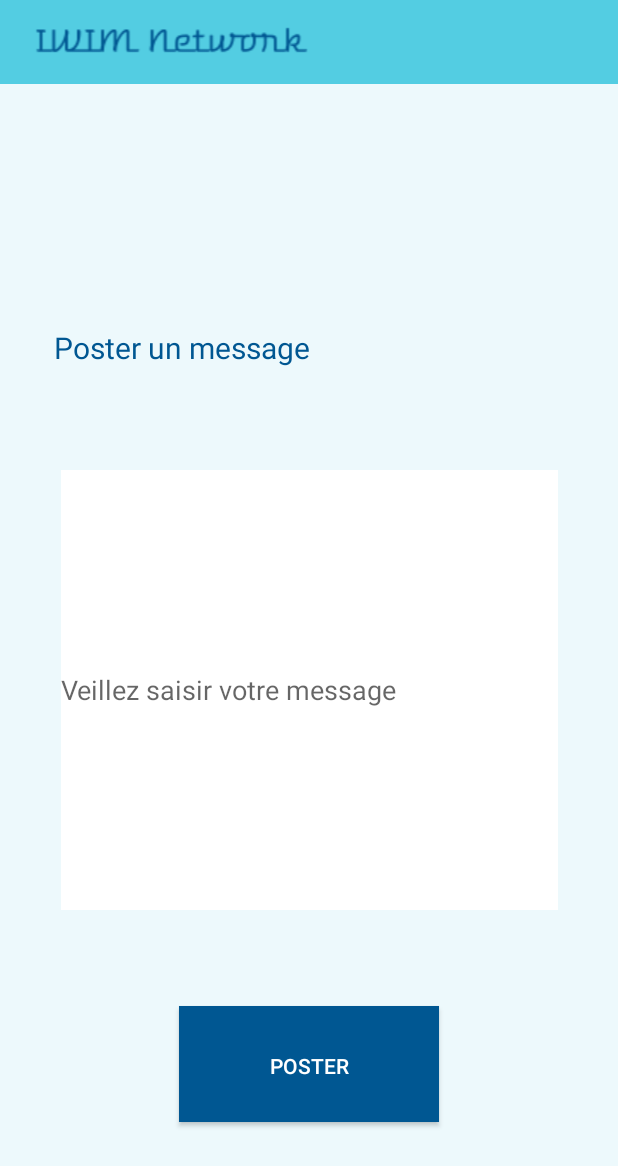
After one commit to RanyaElHadri/AndroidProject_IWIM, an Android app: the NewMsgProfActivity screen opened directly, with no data from a screen before it, on a phone screen of 412 x 824 dp. The commit adds this screen. Shown: the top 1166 px of the screen. Run offline under Robolectric (Android 15) with nearby library versions, the phone set to English and light mode, and no system bars; our stand-ins replace Firebase (no records; nobody signed in at launch, a user with empty details on screens opened directly).

Commit message:
Espace Prof : Messagerie(done)

```diff
--- a/app/src/main/AndroidManifest.xml
+++ b/app/src/main/AndroidManifest.xml
@@ -11,7 +11,8 @@
         android:roundIcon="@mipmap/ic_launcher_round"
         android:supportsRtl="true"
         android:theme="@style/AppTheme">
-        <activity android:name=".ListeMsgsActivity"></activity>
+        <activity android:name=".NewMsgProfActivity"></activity>
+        <activity android:name=".ListeMsgsActivity" />
         <activity android:name=".ListeEventsActivity" />
         <activity android:name=".NewEventActivity" />
         <activity android:name=".NewMessageActivity" />
--- /dev/null
+++ b/app/src/main/java/com/example/androidproject_iwim/NewMsgProfActivity.java
@@ -0,0 +1,70 @@
+package com.example.androidproject_iwim;
+
+import android.app.ProgressDialog;
+import android.content.Intent;
+import android.os.Bundle;
+import android.text.TextUtils;
+import android.view.View;
+import android.widget.Button;
+import android.widget.EditText;
+
+import androidx.appcompat.app.AppCompatActivity;
+
+import com.google.firebase.database.DatabaseReference;
+import com.google.firebase.database.FirebaseDatabase;
+
+import java.util.Date;
+
+public class NewMsgProfActivity extends AppCompatActivity {
+
+    private EditText mMsgText;
+    private Button mPosterBtn;
+
+    private ProgressDialog mProgress;
+
+    private DatabaseReference mDatabase;
+
+    @Override
+    protected void onCreate(Bundle savedInstanceState) {
+        super.onCreate(savedInstanceState);
+        setContentView(R.layout.activity_new_msg_prof);
+
+        mMsgText = (EditText) findViewById(R.id.msg_space);
+        mPosterBtn = (Button) findViewById(R.id.poster);
+
+        mProgress = new ProgressDialog(this);
+
+        mDatabase = FirebaseDatabase.getInstance().getReference().child("Message");
+
+        mPosterBtn.setOnClickListener(new View.OnClickListener() {
+            @Override
+            public void onClick(View v) {
+                startPosting();
+            }
+        });
+    }
+
+    private void startPosting(){
+
+        mProgress.setMessage("Création du message en cours ...");
+
+        final String text_val = mMsgText.getText().toString().trim();
+        final long date_val = new Date().getTime();
+        if (!TextUtils.isEmpty(text_val)){
+
+            mProgress.show();
+
+            DatabaseReference newMsg = mDatabase.push();
+
+            newMsg.child("textMsg").setValue(text_val);
+            newMsg.child("dateMsg").setValue(date_val);
+
+            mProgress.dismiss();
+
+            startActivity(new Intent(NewMsgProfActivity.this,ListeMsgsActivity.class));
+
+        }
+
+    }
+
+}
--- /dev/null
+++ b/app/src/main/res/layout/activity_new_msg_prof.xml
@@ -0,0 +1,54 @@
+<?xml version="1.0" encoding="utf-8"?>
+<androidx.constraintlayout.widget.ConstraintLayout xmlns:android="http://schemas.android.com/apk/res/android"
+    xmlns:app="http://schemas.android.com/apk/res-auto"
+    xmlns:tools="http://schemas.android.com/tools"
+    android:layout_width="match_parent"
+    android:layout_height="match_parent"
+    android:background="#edf9fc"
+    tools:context=".NewMessageActivity">
+
+    <include
+        android:id="@+id/toolbar_espace_etudiant"
+        layout="@layout/toolbar"
+        app:layout_constraintBottom_toTopOf="@+id/posterUnMsg" />
+
+    <TextView
+        android:id="@+id/posterUnMsg"
+        android:layout_width="wrap_content"
+        android:layout_height="wrap_content"
+        android:layout_marginBottom="48dp"
+        android:padding="20dp"
+        android:text="Poster un message"
+        android:textColor="#005792"
+        android:textSize="20dp"
+        app:layout_constraintBottom_toTopOf="@+id/msg_space"
+        app:layout_constraintEnd_toEndOf="parent"
+        app:layout_constraintHorizontal_bias="0.081"
+        app:layout_constraintStart_toStartOf="parent" />
+
+    <EditText
+        android:id="@+id/msg_space"
+        android:layout_width="331dp"
+        android:layout_height="293dp"
+        android:layout_marginBottom="64dp"
+        android:background="#FFFFFF"
+        android:hint="Veillez saisir votre message"
+        app:layout_constraintBottom_toTopOf="@+id/poster"
+        app:layout_constraintEnd_toEndOf="parent"
+        app:layout_constraintStart_toStartOf="parent" />
+
+    <Button
+        android:id="@+id/poster"
+        android:layout_width="173dp"
+        android:layout_height="77dp"
+        android:layout_gravity="center_horizontal"
+        android:layout_marginBottom="76dp"
+        android:background="#005792"
+        android:padding="30dp"
+        android:text="Poster"
+        android:textColor="#ffffff"
+        app:layout_constraintBottom_toBottomOf="parent"
+        app:layout_constraintEnd_toEndOf="parent"
+        app:layout_constraintStart_toStartOf="parent" />
+
+</androidx.constraintlayout.widget.ConstraintLayout>
--- /dev/null
+++ b/app/src/main/res/values/refs.xml
@@ -0,0 +1,2 @@
+<?xml version="1.0" encoding="utf-8"?>
+<resources></resources>
```
Also changed, not shown: app/src/main/java/com/example/androidproject_iwim/MessagerieActivity.java (+7 -7 lines), app/src/main/java/com/example/androidproject_iwim/MessagerieProfActivity.java (+30 -2 lines).
